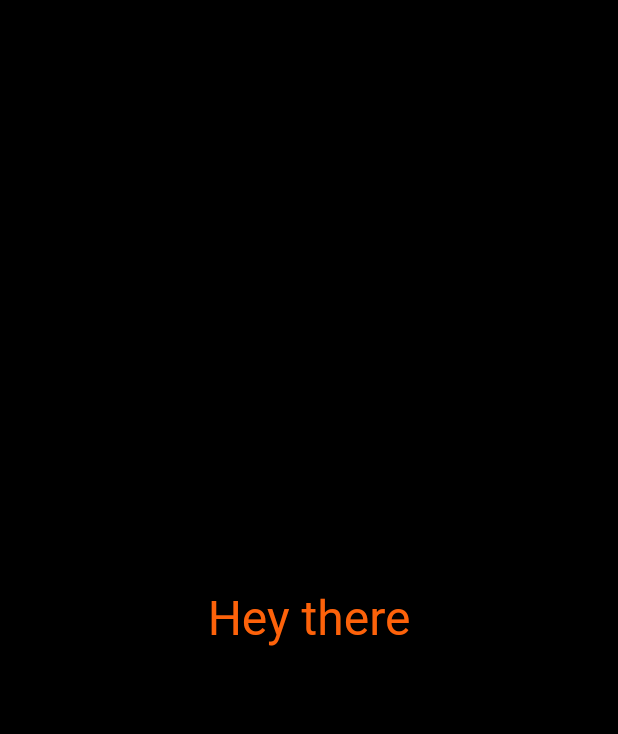
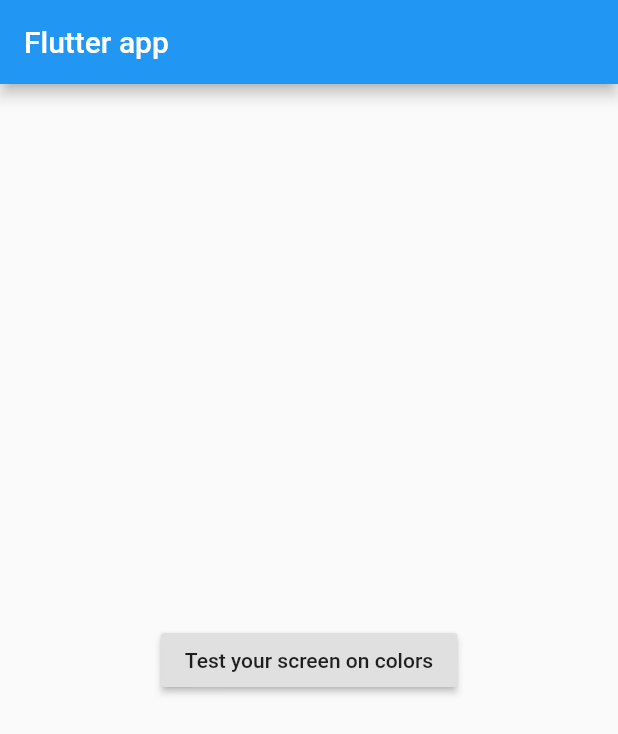
Before and after one commit to bearon1395/MyStudyProject-s, a Flutter app: the screen it shows after launch, on a phone screen of 412 x 824 dp. Shown: the top 734 px of the screen. Run offline on Flutter 3.47's test engine with Material 2 defaults, Android fonts, the phone set to English and light mode, and no system bars.

Commit message:
first commit

```diff
--- a/lib/screens/home/examplescreen1.dart
+++ b/lib/screens/examplescreen1.dart
@@ -1,12 +1,12 @@
 import 'package:flutter/material.dart';
 import 'dart:math';
 
-class MainScreen extends StatefulWidget {
+class SecondScreen extends StatefulWidget {
   @override
-  State<MainScreen> createState() => _BackgroundSwitcher();
+  State<SecondScreen> createState() => _BackgroundSwitcher();
 }
 
-class _BackgroundSwitcher extends State<MainScreen> {
+class _BackgroundSwitcher extends State<SecondScreen> {
   final rng = new Random();
   int bgcolor = 0xFF000000; //first color for background
 
@@ -18,11 +18,11 @@ class _BackgroundSwitcher extends State<MainScreen> {
         onTap: () {
           setState(() {
             bgcolor = 0xFF000000 +
-                rng.nextInt(0xFFFFFF); //set random color for background
+                rng.nextInt(0xFFFFFF); //generate random color for background
           });
         },
         child: Container(
-          color: Color(bgcolor),
+          color: Color(bgcolor), //set random color for background
           child: Center(
             child: Text(
               'Hey there',
--- /dev/null
+++ b/lib/screens/homescreen.dart
@@ -0,0 +1,15 @@
+import 'package:flutter/material.dart';
+
+class MainScreen extends StatelessWidget {
+  @override
+  Widget build(BuildContext context) {
+    return Scaffold(
+      appBar: AppBar(
+        title : Text('Flutter app')),
+      body : Center(
+        child: RaisedButton(onPressed: (){
+          Navigator.pushNamed(context, '/second');
+        }, child: Text('Test your screen on colors'))),
+        );
+  }
+}
```
Also changed, not shown: lib/main.dart (+11 -3 lines), 1 other file.
